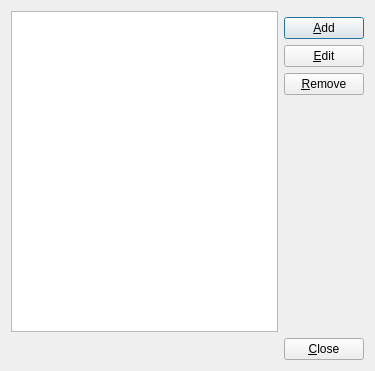
Above: src/ConnectionsDialog.ui from mtorromeo/sqlantaresia before the change. Below: the same form after it.
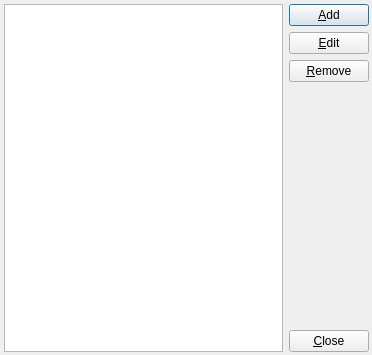
That is the form after the change. Icons and pictures are not drawn.

Commit message: Reorganized conecttions dialog UI. First version of the settings dialog

```diff
--- a/src/ConnectionsDialog.ui
+++ b/src/ConnectionsDialog.ui
@@ -7,16 +7,26 @@
    <rect>
     <x>0</x>
     <y>0</y>
-    <width>375</width>
-    <height>371</height>
+    <width>372</width>
+    <height>355</height>
    </rect>
   </property>
   <property name="windowTitle">
    <string>Connections</string>
   </property>
-  <layout class="QGridLayout" name="gridLayout_2">
-   <item row="0" column="0" colspan="2">
     <layout class="QGridLayout" name="gridLayout">
+   <property name="leftMargin">
+    <number>4</number>
+   </property>
+   <property name="topMargin">
+    <number>4</number>
+   </property>
+   <property name="rightMargin">
+    <number>3</number>
+   </property>
+   <property name="bottomMargin">
+    <number>3</number>
+   </property>
      <item row="0" column="0" rowspan="5">
       <widget class="QListView" name="listConnections">
        <property name="editTriggers">
@@ -24,20 +34,7 @@
        </property>
       </widget>
      </item>
-     <item row="4" column="1">
-      <spacer name="verticalSpacer">
-       <property name="orientation">
-        <enum>Qt::Vertical</enum>
-       </property>
-       <property name="sizeHint" stdset="0">
-        <size>
-         <width>23</width>
-         <height>185</height>
-        </size>
-       </property>
-      </spacer>
-     </item>
-     <item row="1" column="1">
+   <item row="0" column="1">
       <widget class="QPushButton" name="btnAdd">
        <property name="text">
         <string>&amp;Add</string>
@@ -48,7 +45,7 @@
        </property>
       </widget>
      </item>
-     <item row="2" column="1">
+   <item row="1" column="1">
       <widget class="QPushButton" name="btnProps">
        <property name="text">
         <string>&amp;Edit</string>
@@ -59,7 +56,7 @@
        </property>
       </widget>
      </item>
-     <item row="3" column="1">
+   <item row="2" column="1">
       <widget class="QPushButton" name="btnDel">
        <property name="text">
         <string>&amp;Remove</string>
@@ -70,22 +67,20 @@
        </property>
       </widget>
      </item>
-    </layout>
-   </item>
-   <item row="1" column="0">
-    <spacer name="horizontalSpacer">
+   <item row="3" column="1">
+    <spacer name="verticalSpacer">
      <property name="orientation">
-      <enum>Qt::Horizontal</enum>
+      <enum>Qt::Vertical</enum>
      </property>
      <property name="sizeHint" stdset="0">
       <size>
-       <width>302</width>
-       <height>20</height>
+       <width>23</width>
+       <height>230</height>
       </size>
      </property>
     </spacer>
    </item>
-   <item row="1" column="1">
+   <item row="4" column="1">
     <widget class="QPushButton" name="btnClose">
      <property name="text">
       <string>&amp;Close</string>
```
Left out of the diff: 1 changed line with no effect on the pictures. Lines whose indentation alone changed are shown as unchanged. The commit also changes 5 other files.
